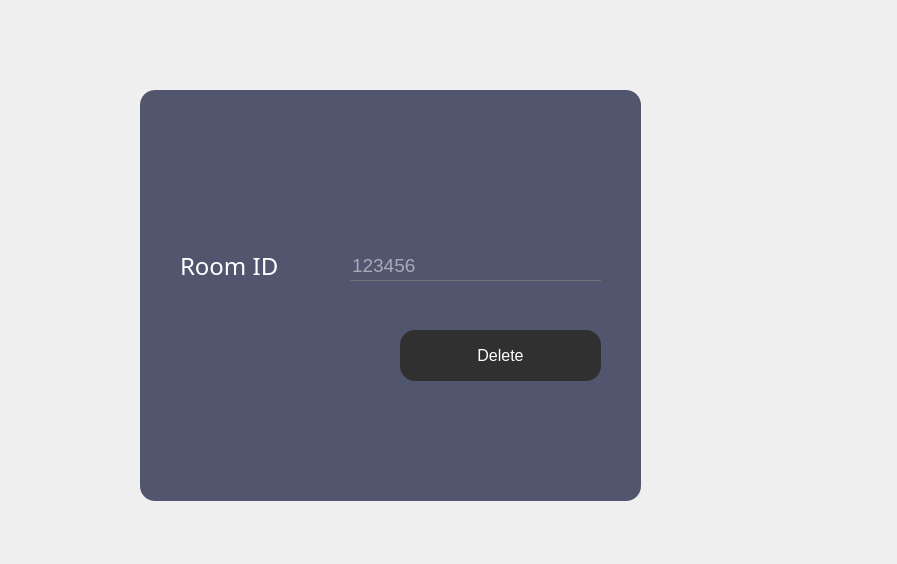
This is OneDrive/Bureau/2eme annee/projet qt/planification_management/dell.ui in HediLengliz/Smart_Court_2A25 as Qt 5 draws it before an edit. The edited form follows.
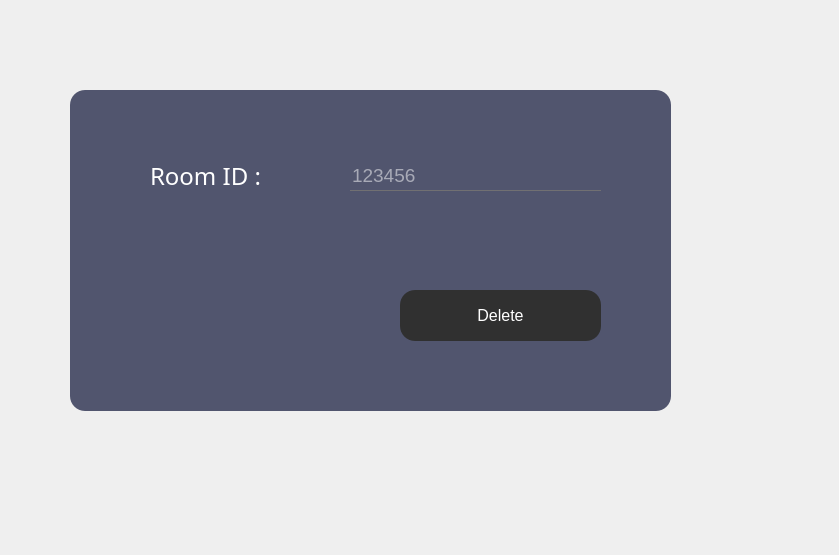
This is the edited form. Icons and pictures are not drawn.

```diff
--- a/OneDrive/Bureau/2eme annee/projet qt/planification_management/dell.ui
+++ b/OneDrive/Bureau/2eme annee/projet qt/planification_management/dell.ui
@@ -6,8 +6,8 @@
    <rect>
     <x>0</x>
     <y>0</y>
-    <width>897</width>
-    <height>564</height>
+    <width>839</width>
+    <height>555</height>
    </rect>
   </property>
   <property name="windowTitle">
@@ -18,13 +18,13 @@
     background:url(C:/Users/hedi2/downloads/hamer.jpg) ;
 }</string>
   </property>
-  <widget class="QFrame" name="add_employee">
+  <widget class="QFrame" name="DELL">
    <property name="geometry">
     <rect>
-     <x>140</x>
+     <x>70</x>
      <y>90</y>
-     <width>501</width>
-     <height>411</height>
+     <width>601</width>
+     <height>321</height>
     </rect>
    </property>
    <property name="styleSheet">
@@ -40,11 +40,11 @@
    <property name="frameShadow">
     <enum>QFrame::Raised</enum>
    </property>
-   <widget class="QPushButton" name="DELL">
+   <widget class="QPushButton" name="DELETE">
     <property name="geometry">
      <rect>
-      <x>260</x>
-      <y>240</y>
+      <x>330</x>
+      <y>200</y>
       <width>201</width>
       <height>51</height>
      </rect>
@@ -71,12 +71,22 @@
     <property name="text">
      <string>Delete</string>
     </property>
+    <property name="icon">
+     <iconset>
+      <normaloff>../../../../../Downloads/x-mark.png</normaloff>../../../../../Downloads/x-mark.png</iconset>
+    </property>
+    <property name="iconSize">
+     <size>
+      <width>60</width>
+      <height>20</height>
+     </size>
+    </property>
    </widget>
    <widget class="QLineEdit" name="LRI">
     <property name="geometry">
      <rect>
-      <x>210</x>
-      <y>160</y>
+      <x>280</x>
+      <y>70</y>
       <width>251</width>
       <height>31</height>
      </rect>
@@ -116,8 +126,8 @@
    <widget class="QLabel" name="RID">
     <property name="geometry">
      <rect>
-      <x>40</x>
-      <y>150</y>
+      <x>80</x>
+      <y>60</y>
       <width>121</width>
       <height>51</height>
      </rect>
@@ -132,7 +142,7 @@
 </string>
     </property>
     <property name="text">
-     <string>Room ID</string>
+     <string>Room ID :</string>
     </property>
    </widget>
    <zorder>DELL</zorder>
```
Left out of the diff: 4 changed lines with no effect on the pictures.
